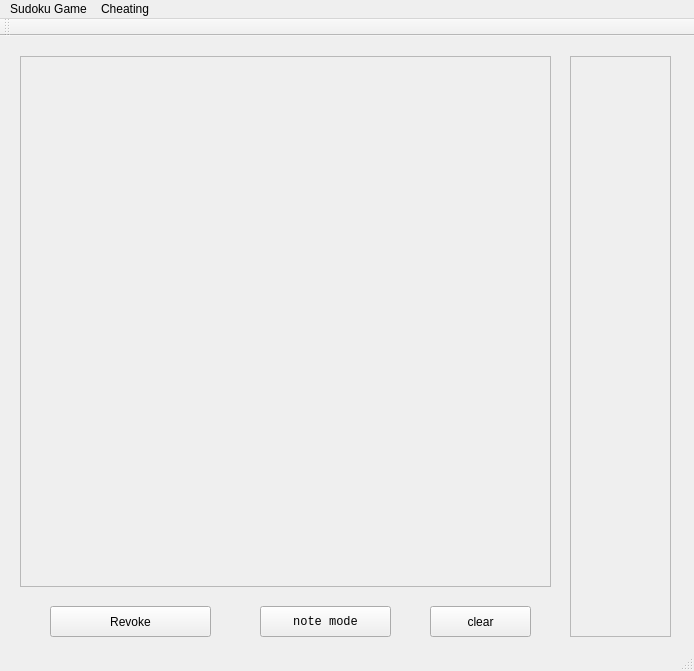
The window that mainwindow.ui (davidwangd/Qt-SudokuGame) describes before a commit, drawn with Qt 5.
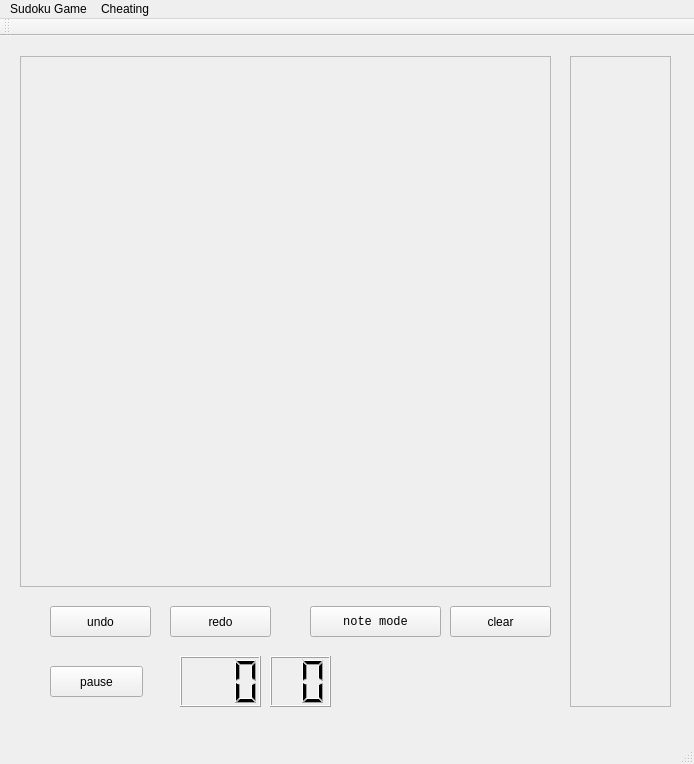
The same window after the commit.

```diff
--- a/mainwindow.ui
+++ b/mainwindow.ui
@@ -7,7 +7,7 @@
     <x>0</x>
     <y>0</y>
     <width>694</width>
-    <height>671</height>
+    <height>764</height>
    </rect>
   </property>
   <property name="windowTitle">
@@ -36,7 +36,7 @@
       <x>570</x>
       <y>20</y>
       <width>101</width>
-      <height>581</height>
+      <height>651</height>
      </rect>
     </property>
     <property name="frameShape">
@@ -51,18 +51,18 @@
      <rect>
       <x>50</x>
       <y>570</y>
-      <width>161</width>
+      <width>101</width>
       <height>31</height>
      </rect>
     </property>
     <property name="text">
-     <string>Revoke</string>
+     <string>undo</string>
     </property>
    </widget>
    <widget class="QPushButton" name="btnNoteMode">
     <property name="geometry">
      <rect>
-      <x>260</x>
+      <x>310</x>
       <y>570</y>
       <width>131</width>
       <height>31</height>
@@ -80,7 +80,7 @@
    <widget class="QPushButton" name="btnClear">
     <property name="geometry">
      <rect>
-      <x>430</x>
+      <x>450</x>
       <y>570</y>
       <width>101</width>
       <height>31</height>
@@ -90,6 +90,58 @@
      <string>clear</string>
     </property>
    </widget>
+   <widget class="QPushButton" name="btnRecover">
+    <property name="geometry">
+     <rect>
+      <x>170</x>
+      <y>570</y>
+      <width>101</width>
+      <height>31</height>
+     </rect>
+    </property>
+    <property name="text">
+     <string>redo</string>
+    </property>
+   </widget>
+   <widget class="QPushButton" name="pushButton">
+    <property name="geometry">
+     <rect>
+      <x>50</x>
+      <y>630</y>
+      <width>93</width>
+      <height>31</height>
+     </rect>
+    </property>
+    <property name="text">
+     <string>pause</string>
+    </property>
+   </widget>
+   <widget class="QLCDNumber" name="lcdMin">
+    <property name="geometry">
+     <rect>
+      <x>180</x>
+      <y>620</y>
+      <width>81</width>
+      <height>51</height>
+     </rect>
+    </property>
+    <property name="digitCount">
+     <number>3</number>
+    </property>
+   </widget>
+   <widget class="QLCDNumber" name="lcdSec">
+    <property name="geometry">
+     <rect>
+      <x>270</x>
+      <y>620</y>
+      <width>61</width>
+      <height>51</height>
+     </rect>
+    </property>
+    <property name="digitCount">
+     <number>2</number>
+    </property>
+   </widget>
   </widget>
   <widget class="QMenuBar" name="menuBar">
    <property name="geometry">
```
